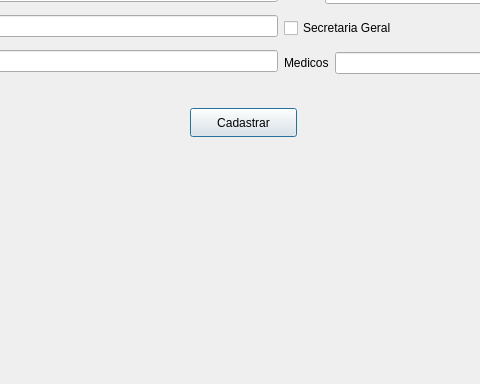
Before: the Qt Designer form cadastrar_atendente.ui in W-F-S/trabalho_02-TPII, drawn with Qt 5; both pictures show x 280 to 760 and y 172 to 556 of the 1317 by 556 pixel window.
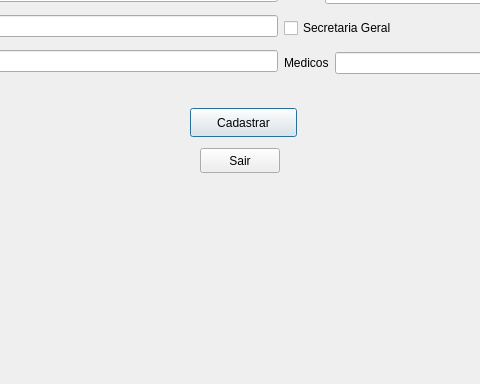
After: the same form once the commit is applied.

```diff
--- a/cadastrar_atendente.ui
+++ b/cadastrar_atendente.ui
@@ -39,7 +39,7 @@
     <string>&lt;html&gt;&lt;head/&gt;&lt;body&gt;&lt;p&gt;&lt;span style=&quot; font-size:22pt; font-weight:700;&quot;&gt;CADASTRAR ATENDENTE&lt;/span&gt;&lt;/p&gt;&lt;/body&gt;&lt;/html&gt;</string>
    </property>
   </widget>
-  <widget class="QWidget" name="">
+  <widget class="QWidget" name="layoutWidget">
    <property name="geometry">
     <rect>
      <x>210</x>
@@ -168,6 +168,19 @@
     </item>
    </layout>
   </widget>
+  <widget class="QPushButton" name="pushButton">
+   <property name="geometry">
+    <rect>
+     <x>480</x>
+     <y>320</y>
+     <width>80</width>
+     <height>25</height>
+    </rect>
+   </property>
+   <property name="text">
+    <string>Sair</string>
+   </property>
+  </widget>
  </widget>
  <resources/>
  <connections/>
```
Left out of the diff: 19 changed lines with no effect on the pictures.
